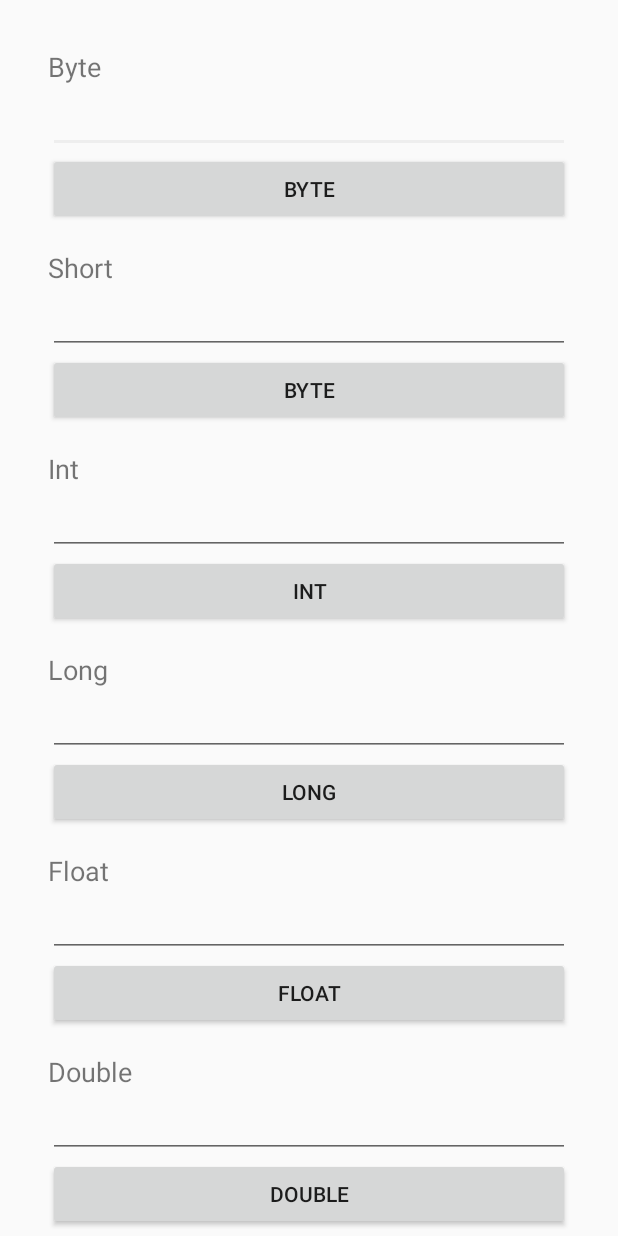
After one commit to Sergioct/UnedSecureSoftware, an Android app: the OverflowIntActivity screen opened directly, with no data from a screen before it, on a phone screen of 412 x 824 dp. The commit adds this screen. Run offline under Robolectric (Android 15) with nearby library versions, the phone set to English and light mode, and no system bars; our stand-ins replace ButterKnife; 1 statement that could not run was skipped.

Commit message:
Overflow int

```diff
--- a/app/src/main/AndroidManifest.xml
+++ b/app/src/main/AndroidManifest.xml
@@ -60,6 +60,13 @@
             android:screenOrientation="portrait">
         </activity>
 
+        <activity
+            android:name=".overflow_int.view.OverflowIntActivity"
+            android:label="@string/app_name"
+            android:theme="@style/AppTheme.NoActionBar"
+            android:screenOrientation="portrait">
+        </activity>
+
     </application>
 
 </manifest>
--- a/app/src/main/java/sergiocrespotoubes/com/unedsecuredsoftware/login/presenter/LoginPresenter.java
+++ b/app/src/main/java/sergiocrespotoubes/com/unedsecuredsoftware/login/presenter/LoginPresenter.java
@@ -11,6 +11,8 @@ import android.view.View;
 import android.widget.TextView;
 
 import org.joda.time.DateTime;
+
+import java.util.Arrays;
 
 import butterknife.BindView;
 import sergiocrespotoubes.com.unedsecuredsoftware.R;
@@ -68,10 +70,13 @@ public class LoginPresenter {
         activity.finish();
     }
 
-    public void login(String username, String password) {
+    public void login(String username, char[] password) {
         if(username != null && !username.trim().equals("")
-                && password != null && !password.trim().equals("")){
-            User user = UsersRepository.find_byUsername_andPassword(username, SecureApplication.generatePassword(password));
+                && password != null){
+            User user = UsersRepository.find_byUsername_andPassword(username,
+                    SecureApplication.generatePassword(password.toString()));
+
+            Arrays.fill(password, ' ');
 
             if(user != null){
                 Intent intent = new Intent(activity, MainActivity.class);
--- a/app/src/main/java/sergiocrespotoubes/com/unedsecuredsoftware/login/view/LoginActivity.java
+++ b/app/src/main/java/sergiocrespotoubes/com/unedsecuredsoftware/login/view/LoginActivity.java
@@ -49,7 +49,7 @@ public class LoginActivity extends AppCompatActivity implements ILoginView {
 
     @OnClick(R.id.bt_login)
     public void onLoginClick(){
-        presenter.login(et_user.getText().toString(), et_password.getText().toString());
+        presenter.login(et_user.getText().toString(), et_password.getText().toString().toCharArray());
     }
 
     @OnClick(R.id.tv_register)
--- a/app/src/main/java/sergiocrespotoubes/com/unedsecuredsoftware/main/presenter/MainPresenter.java
+++ b/app/src/main/java/sergiocrespotoubes/com/unedsecuredsoftware/main/presenter/MainPresenter.java
@@ -16,6 +16,7 @@ import sergiocrespotoubes.com.unedsecuredsoftware.contacts.view.ContactsActivity
 import sergiocrespotoubes.com.unedsecuredsoftware.login.view.LoginActivity;
 import sergiocrespotoubes.com.unedsecuredsoftware.main.interfaces.IMainView;
 import sergiocrespotoubes.com.unedsecuredsoftware.memory_activities.view.MemoryActivitiesActivity;
+import sergiocrespotoubes.com.unedsecuredsoftware.overflow_int.view.OverflowIntActivity;
 
 /**
  * Created by Sergio on 02-Oct-16.
@@ -75,4 +76,10 @@ public class MainPresenter {
         activity.finish();
     }
 
+    public void loadOverflowInt() {
+        Intent intent = new Intent(activity, OverflowIntActivity.class);
+        activity.startActivity(intent);
+        activity.finish();
+    }
+
 }
--- /dev/null
+++ b/app/src/main/java/sergiocrespotoubes/com/unedsecuredsoftware/overflow_int/interfaces/IOverflowIntView.java
@@ -0,0 +1,9 @@
+package sergiocrespotoubes.com.unedsecuredsoftware.overflow_int.interfaces;
+
+/**
+ * Created by Sergio on 02-Oct-16.
+ */
+
+public interface IOverflowIntView {
+
+}
--- /dev/null
+++ b/app/src/main/java/sergiocrespotoubes/com/unedsecuredsoftware/overflow_int/presenter/OverflowIntPresenter.java
@@ -0,0 +1,51 @@
+package sergiocrespotoubes.com.unedsecuredsoftware.overflow_int.presenter;
+
+
+import android.content.ContentResolver;
+import android.database.Cursor;
+import android.provider.ContactsContract;
+import android.support.v7.app.ActionBar;
+import android.support.v7.app.AppCompatActivity;
+import android.support.v7.widget.Toolbar;
+import android.widget.ListView;
+
+import java.util.ArrayList;
+import java.util.List;
+
+import sergiocrespotoubes.com.unedsecuredsoftware.contacts.utils.ContactsAdapter;
+import sergiocrespotoubes.com.unedsecuredsoftware.objects.MyContact;
+import sergiocrespotoubes.com.unedsecuredsoftware.overflow_int.interfaces.IOverflowIntView;
+
+/**
+ * Created by Sergio on 02-Oct-16.
+ */
+
+public class OverflowIntPresenter {
+
+    AppCompatActivity activity;
+    IOverflowIntView view;
+
+    public OverflowIntPresenter(AppCompatActivity activity, IOverflowIntView view){
+        this.activity = activity;
+        this.view = view;
+    }
+
+    public void setupActionBar(Toolbar toolbar) {
+
+        activity.setSupportActionBar(toolbar);
+        ActionBar actionbar = activity.getSupportActionBar();
+
+        if (actionbar != null) {
+            actionbar.setDisplayShowCustomEnabled(true);
+            actionbar.setDisplayHomeAsUpEnabled(true);
+            actionbar.setHomeButtonEnabled(true);
+            actionbar.setTitle(null);
+            actionbar.setDisplayShowTitleEnabled(false);
+        }
+    }
+
+    public void checkByte(String sByte) {
+
+    }
+
+}
--- /dev/null
+++ b/app/src/main/java/sergiocrespotoubes/com/unedsecuredsoftware/overflow_int/view/OverflowIntActivity.java
@@ -0,0 +1,67 @@
+package sergiocrespotoubes.com.unedsecuredsoftware.overflow_int.view;
+
+import android.content.Intent;
+import android.os.Bundle;
+import android.support.v7.app.AppCompatActivity;
+import android.support.v7.widget.Toolbar;
+import android.view.MenuItem;
+import android.widget.EditText;
+import android.widget.ListView;
+import android.widget.TextView;
+
+import butterknife.BindView;
+import butterknife.ButterKnife;
+import butterknife.OnClick;
+import sergiocrespotoubes.com.unedsecuredsoftware.R;
+import sergiocrespotoubes.com.unedsecuredsoftware.main.view.MainActivity;
+import sergiocrespotoubes.com.unedsecuredsoftware.overflow_int.interfaces.IOverflowIntView;
+import sergiocrespotoubes.com.unedsecuredsoftware.overflow_int.presenter.OverflowIntPresenter;
+
+public class OverflowIntActivity extends AppCompatActivity implements IOverflowIntView {
+
+    @BindView(R.id.toolbar)
+    Toolbar toolbar_main;
+
+    @BindView(R.id.tv_title)
+    TextView tv_title;
+    OverflowIntPresenter presenter;
+
+    @BindView(R.id.et_byte)
+    EditText et_byte;
+
+    @Override
+    protected void onCreate(Bundle savedInstanceState) {
+        super.onCreate(savedInstanceState);
+        setContentView(R.layout.activity_overflow_int);
+        ButterKnife.bind(this);
+        presenter = new OverflowIntPresenter(this, this);
+
+        //init
+        presenter.setupActionBar(toolbar_main);
+        tv_title.setText(R.string.contacts);
+
+    }
+
+    @Override
+    public void onBackPressed() {
+        Intent intent = new Intent(this, MainActivity.class);
+        startActivity(intent);
+        finish();
+    }
+
+    @Override
+    public boolean onOptionsItemSelected(MenuItem item) {
+        switch (item.getItemId()) {
+            case android.R.id.home:
+                onBackPressed();
+                return true;
+        }
+        return super.onOptionsItemSelected(item);
+    }
+
+    @OnClick(R.id.bt_byte)
+    public void onByteClick(){
+        presenter.checkByte(et_byte.getText().toString());
+    }
+
+}
--- a/app/src/main/res/layout/activity_main.xml
+++ b/app/src/main/res/layout/activity_main.xml
@@ -31,6 +31,12 @@
                 android:layout_height="wrap_content"
                 android:text="Memory activities problem"/>
 
+            <Button
+                android:id="@+id/bt_overflow_int"
+                android:layout_width="match_parent"
+                android:layout_height="wrap_content"
+                android:text="Overflow int"/>
+
         </LinearLayout>
 
     </ScrollView>
--- /dev/null
+++ b/app/src/main/res/layout/activity_overflow_int.xml
@@ -0,0 +1,130 @@
+<?xml version="1.0" encoding="utf-8"?>
+<LinearLayout
+    xmlns:android="http://schemas.android.com/apk/res/android"
+    android:orientation="vertical"
+    android:layout_width="match_parent"
+    android:layout_height="match_parent">
+
+    <ScrollView
+        android:layout_width="match_parent"
+        android:layout_height="wrap_content">
+
+        <LinearLayout
+            android:orientation="vertical"
+            android:layout_width="match_parent"
+            android:layout_height="match_parent"
+            android:layout_margin="32dp">
+
+            <TextView
+                android:layout_width="match_parent"
+                android:layout_height="wrap_content"
+                android:textSize="18sp"
+                android:text="Byte"/>
+
+            <EditText
+                android:id="@+id/et_byte"
+                android:layout_width="match_parent"
+                android:layout_height="wrap_content" />
+
+            <Button
+                android:id="@+id/bt_byte"
+                android:layout_width="match_parent"
+                android:layout_height="wrap_content"
+                android:padding="8dp"
+                android:text="Byte"/>
+
+            <TextView
+                android:layout_width="match_parent"
+                android:layout_height="wrap_content"
+                android:textSize="18sp"
+                android:layout_marginTop="16dp"
+                android:text="Short"/>
+
+            <EditText
+                android:id="@+id/et_short"
+                android:layout_width="match_parent"
+                android:layout_height="wrap_content" />
+
+            <Button
+                android:id="@+id/bt_short"
+                android:layout_width="match_parent"
+                android:layout_height="wrap_content"
+                android:text="Byte"/>
+
+            <TextView
+                android:layout_width="match_parent"
+                android:layout_height="wrap_content"
+                android:textSize="18sp"
+                android:layout_marginTop="16dp"
+                android:text="Int"/>
+
+            <EditText
+                android:id="@+id/et_int"
+                android:layout_width="match_parent"
+                android:layout_height="wrap_content" />
+
+            <Button
+                android:id="@+id/bt_int"
+                android:layout_width="match_parent"
+                android:layout_height="wrap_content"
+                android:text="Int"/>
+
+            <TextView
+                android:layout_width="match_parent"
+                android:layout_height="wrap_content"
+                android:textSize="18sp"
+                android:layout_marginTop="16dp"
+                android:text="Long"/>
+
+            <EditText
+                android:id="@+id/et_long"
+                android:layout_width="match_parent"
+                android:layout_height="wrap_content" />
+
+            <Button
+                android:id="@+id/bt_long"
+                android:layout_width="match_parent"
+                android:layout_height="wrap_content"
+                android:text="Long"/>
+
+            <TextView
+                android:layout_width="match_parent"
+                android:layout_height="wrap_content"
+                android:textSize="18sp"
+                android:layout_marginTop="16dp"
+                android:text="Float"/>
+
+            <EditText
+                android:id="@+id/et_float"
+                android:layout_width="match_parent"
+                android:layout_height="wrap_content" />
+
+            <Button
+                android:id="@+id/bt_float"
+                android:layout_width="match_parent"
+                android:layout_height="wrap_content"
+                android:text="Float"/>
+
+            <TextView
+                android:layout_width="match_parent"
+                android:layout_height="wrap_content"
+                android:textSize="18sp"
+                android:layout_marginTop="16dp"
+                android:text="Double"/>
+
+            <EditText
+                android:id="@+id/et_double"
+                android:layout_width="match_parent"
+                android:layout_height="wrap_content" />
+
+            <Button
+                android:id="@+id/bt_double"
+                android:layout_width="match_parent"
+                android:layout_height="wrap_content"
+                android:text="Double"/>
+
+        </LinearLayout>
+
+    </ScrollView>
+
+</LinearLayout>
--- a/build.gradle
+++ b/build.gradle
@@ -5,7 +5,7 @@ buildscript {
         jcenter()
     }
     dependencies {
-        classpath 'com.android.tools.build:gradle:2.2.3'
+        classpath 'com.android.tools.build:gradle:2.3.0'
 
         // NOTE: Do not place your application dependencies here; they belong
         // in the individual module build.gradle files
```
Also changed, not shown: gradle/wrapper/gradle-wrapper.properties.
